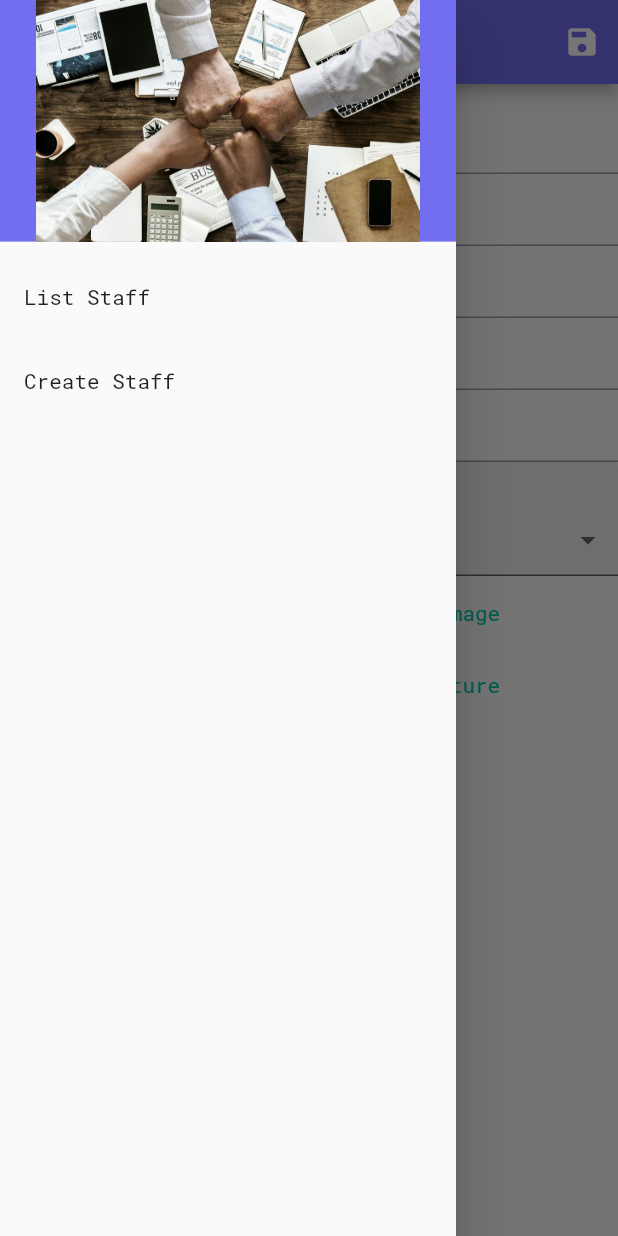
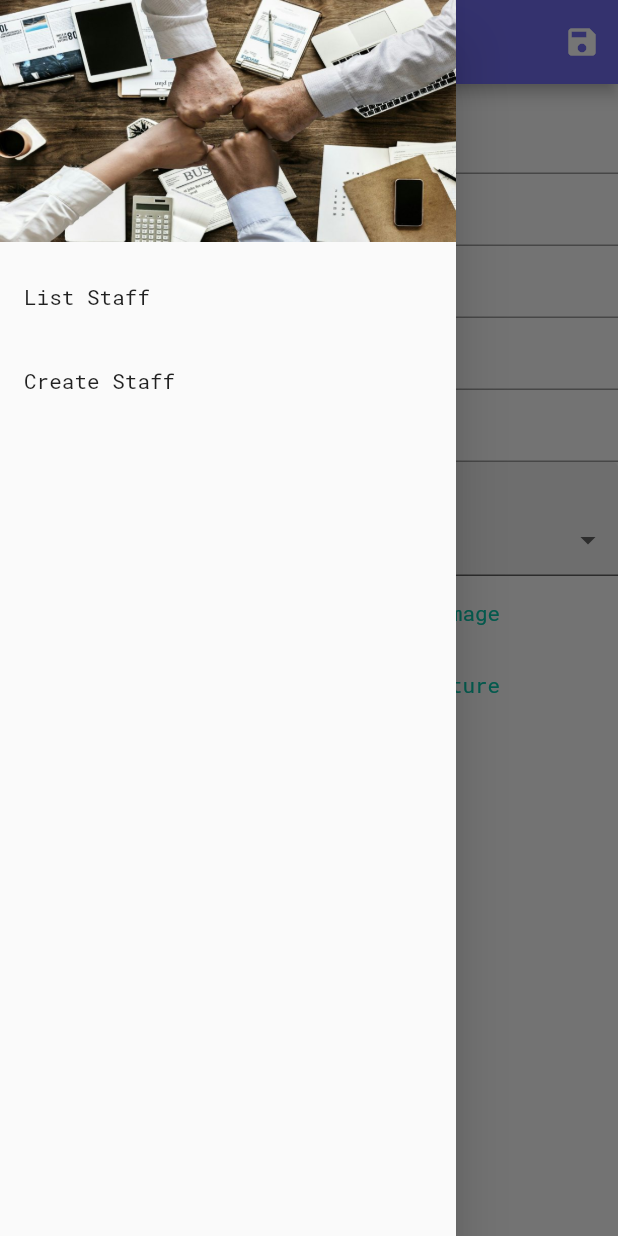
Before and after one commit to david1707/staff_organizer, a Flutter app: the StaffInfoScreen screen opened by its route, with the side drawer open, on a phone screen of 412 x 824 dp. Run offline on Flutter 3.47's test engine with Material 2 defaults, Android fonts, the phone set to English and light mode, and no system bars; drawn by our look-alikes of dropdown_formfield; our stand-ins replace cloud_firestore, firebase_core, image_picker; accounts and stored records are empty.

Commit message:
Styling done by now

```diff
--- a/lib/constants.dart
+++ b/lib/constants.dart
@@ -8,5 +8,8 @@ final kTextButtonThemeData = TextButtonThemeData(
 
 const kAppPrimaryColour = const Color(0xff726EEF);
 const kAppSecondaryColour = const Color(0xff08C6Ab);
+const kAppTertiaryColour = const Color(0xff37465B);
+
 const kStaffUpdateTextFormFieldPrimaryColour = kAppSecondaryColour;
-const kStaffUpdateTextFormFieldHintColour = const Color(0xff37465B);
+const kStaffUpdateTextFormFieldHintColour = kAppTertiaryColour;
+const kDrawerHeaderColour = kAppPrimaryColour;
--- a/lib/widgets/staff_drawer.dart
+++ b/lib/widgets/staff_drawer.dart
@@ -17,9 +17,10 @@ class StaffDrawer extends StatelessWidget {
         children: [
           DrawerHeader(
             decoration: BoxDecoration(
-              color: kAppPrimaryColour,
+              color: kDrawerHeaderColour,
               image: DecorationImage(
                 image: AssetImage('assets/images/drawerImage.jpg'),
+                fit: BoxFit.fill
               ),
             ),
             child: null,
```
